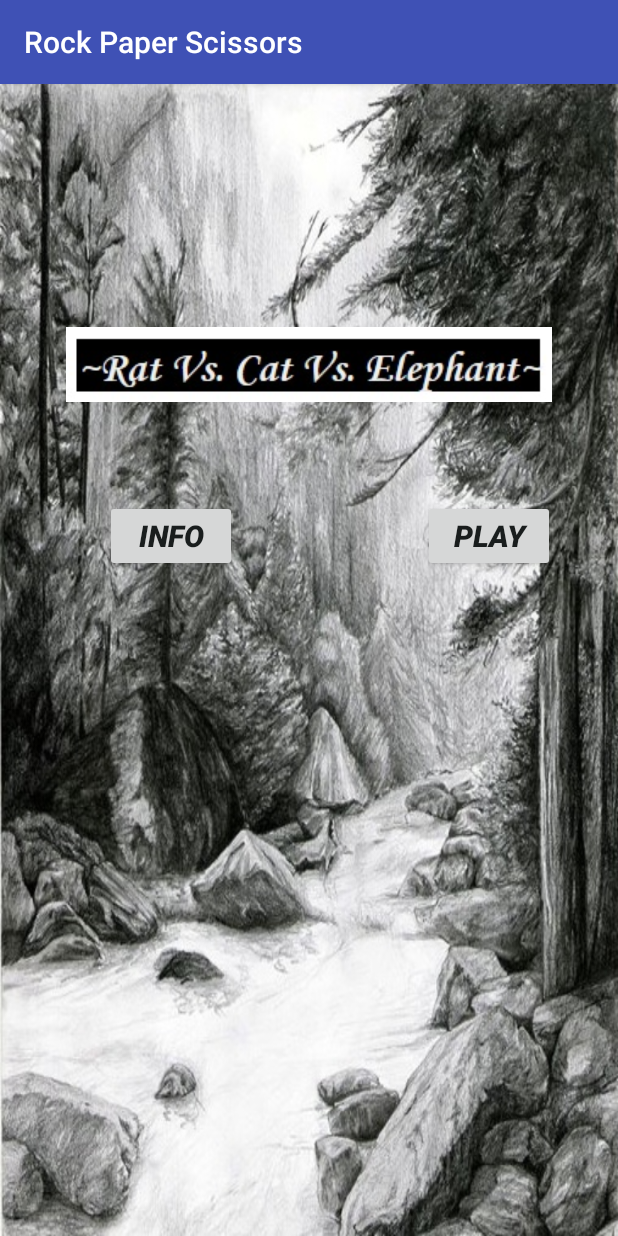
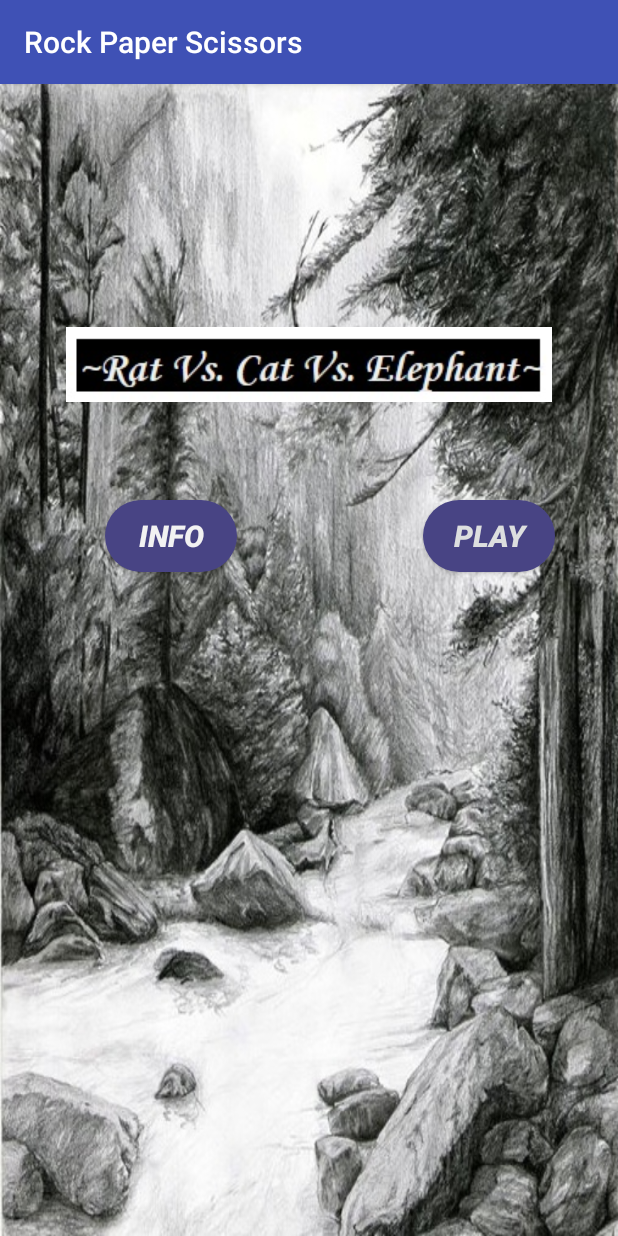
Before and after one commit to JacksonHoang/RockPaperScissors, an Android app: the screen it shows after launch (MainActivity), on a phone screen of 412 x 824 dp. Run offline under Robolectric (Android 15) with nearby library versions, the light colour scheme and no system bars.

Commit message:
commit Final

```diff
--- /dev/null
+++ b/app/src/main/res/drawable/mybuttons.xml
@@ -0,0 +1,6 @@
+<?xml version="1.0" encoding="utf-8"?>
+<shape xmlns:android="http://schemas.android.com/apk/res/android"
+    android:shape="rectangle" android:padding="100dp">
+    <solid android:color="#484484"/>
+    <corners android:radius="600dp"/>
+</shape>
--- a/app/src/main/res/layout/activity_main.xml
+++ b/app/src/main/res/layout/activity_main.xml
@@ -10,10 +10,12 @@
 
 
         <Button
-            android:textColor="#191d1d"
+            android:textColor="#f2f2f2"
             android:textColorHighlight="#161515"
             android:textStyle="bold|italic"
             android:textSize="20dp"
+            android:background="@drawable/mybuttons"
+
             android:id="@+id/infoButton"
             android:layout_width="wrap_content"
             android:layout_height="wrap_content"
@@ -27,10 +29,13 @@
             android:layout_marginTop="65dp" />
 
         <Button
-            android:textColor="#191d1d"
+            android:textColor="#dddfdf"
             android:textColorHighlight="#161515"
             android:textStyle="bold|italic"
             android:textSize="20dp"
+
+            android:background="@drawable/mybuttons"
+
             android:id="@+id/playButton"
             android:layout_width="wrap_content"
             android:layout_height="wrap_content"
@@ -52,4 +57,5 @@
             android:layout_centerHorizontal="true" />
 
 
+
         </RelativeLayout>
```
